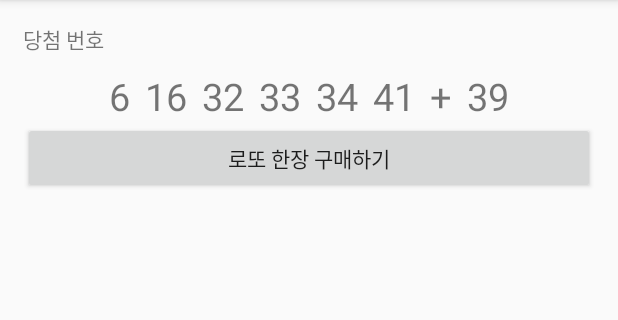
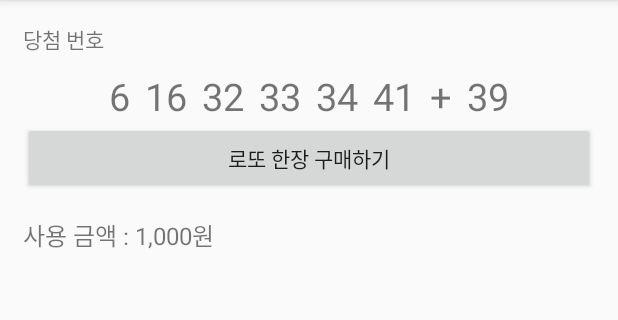
Before and after one commit to seakjh/FinalProject_02_LottoSimulator, an Android app: the screen it shows after launch (MainActivity), after a tap on "로또 한장 구매하기", on a phone screen of 412 x 824 dp, the part 84-404 px from its top. Run offline under Robolectric (Android 15) with nearby library versions, the phone set to English and light mode, and no system bars; our stand-ins replace data binding.

Commit message:
사용금액을 표시

```diff
--- a/app/src/main/java/com/example/finalproject_02_lottosimulator/MainActivity.java
+++ b/app/src/main/java/com/example/finalproject_02_lottosimulator/MainActivity.java
@@ -20,6 +20,8 @@ public class MainActivity extends BaseActivity{
     int[] winLottoNumArr = new int[6];
     int bonusNum = 0;
 
+    long useMoneyAmount = 0;
+
     ActivityMainBinding binding = null;
 
     @Override
@@ -37,6 +39,8 @@ public class MainActivity extends BaseActivity{
             @Override
             public void onClick(View v) {
                 makeWinLottoNum();
+
+                checkLottoRank();
             }
         });
 
@@ -116,4 +120,11 @@ public class MainActivity extends BaseActivity{
 
 
     }
+
+    void checkLottoRank() {
+
+        useMoneyAmount += 1000;
+
+        binding.useMoneyTxt.setText(String.format("사용 금액 : %,d원", useMoneyAmount));
+    }
 }
--- a/app/src/main/res/layout/activity_main.xml
+++ b/app/src/main/res/layout/activity_main.xml
@@ -91,6 +91,14 @@
             android:layout_height="wrap_content"
             android:text="로또 한장 구매하기"/>
 
+        <TextView
+            android:id="@+id/useMoneyTxt"
+            android:layout_width="wrap_content"
+            android:layout_height="wrap_content"
+            android:layout_marginTop="15dp"
+            android:textSize="16sp"
+            android:text="사용 금액 : 0원"/>
+
 
     </LinearLayout>
 </layout>
```
